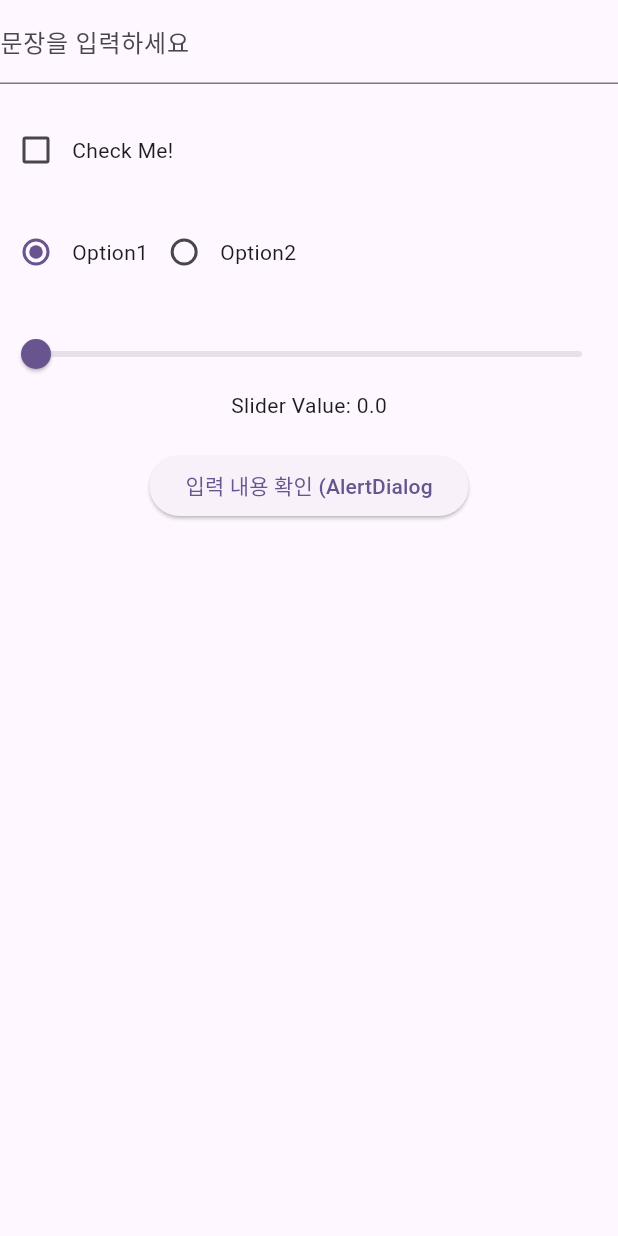
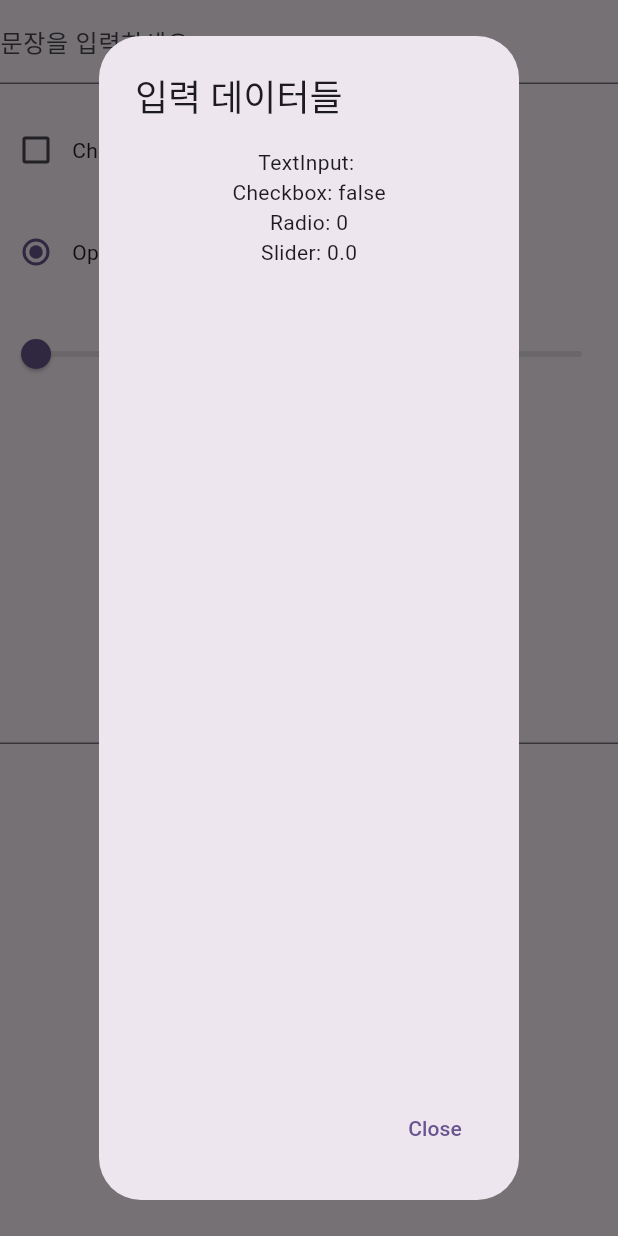
Before and after one commit to kimyk0101/flutter_basics, a Flutter app: the InputWidgetExample widget shown alone on an empty page, opened directly, after a tap on "입력 내용 확인 (AlertDialog", on a phone screen of 412 x 824 dp. Run offline on Flutter 3.47's test engine with Material 3 defaults, Android fonts, the phone set to English and light mode, and no system bars.

Commit message:
clean up codes

```diff
--- a/lib/widgets/input_widget_example.dart
+++ b/lib/widgets/input_widget_example.dart
@@ -18,13 +18,9 @@ class _InputWidgetExampleState extends State<InputWidgetExample> {
 
   @override
   Widget build(BuildContext context) {
-    // return Center(
-    //   child: Text(
-    //     "입력 위젯 예시",
-    //     style: TextStyle(fontSize: 20, fontWeight: FontWeight.bold),
-    //   ),
-    // );
-    return Column(
+    //  입력 양식이 키보드에 가리는 것을 방지하기 위해 SingleChildScrollView로 감싼다.
+    return SingleChildScrollView(
+      child: Column(
         children: <Widget>[
           TextField(
             controller: _controller,
@@ -87,8 +83,40 @@ class _InputWidgetExampleState extends State<InputWidgetExample> {
           ),
           Text("Slider Value: ${_sliderValue.toStringAsFixed(1)}"),
           SizedBox(height: 20),
-        ElevatedButton(onPressed: () {}, child: Text("입력 내용 확인 (AlertDialog")),
+          ElevatedButton(
+            onPressed: () {
+              //  AlertDialog 띄우기
+              showDialog(
+                context: context,
+                builder: (context) {
+                  return AlertDialog(
+                    title: const Text("입력 데이터들"),
+                    content: Column(
+                      children: <Widget>[
+                        Text("TextInput: $_inputText"), //  텍스트 입력 상자 값
+                        Text("Checkbox: $_isChecked"), //  체크 여부
+                        Text("Radio: $_radioValue"), //  선택된 라디오 옵션
+                        Text("Slider: ${_sliderValue.toStringAsFixed(1)}"), //
                       ],
+                    ),
+                    actions: <Widget>[
+                      TextButton(
+                        onPressed: () {
+                          Navigator.of(context).pop(); //  스택에서 제거
+                        },
+                        child: const Text('Close'),
+                      ),
+                    ],
+                  );
+                },
+              );
+            },
+            child: Text("입력 내용 확인 (AlertDialog"),
+          ),
+          SizedBox(height: 100),
+          TextField(),
+        ],
+      ),
     );
   }
 }
```
Lines whose indentation alone changed are shown as unchanged.
